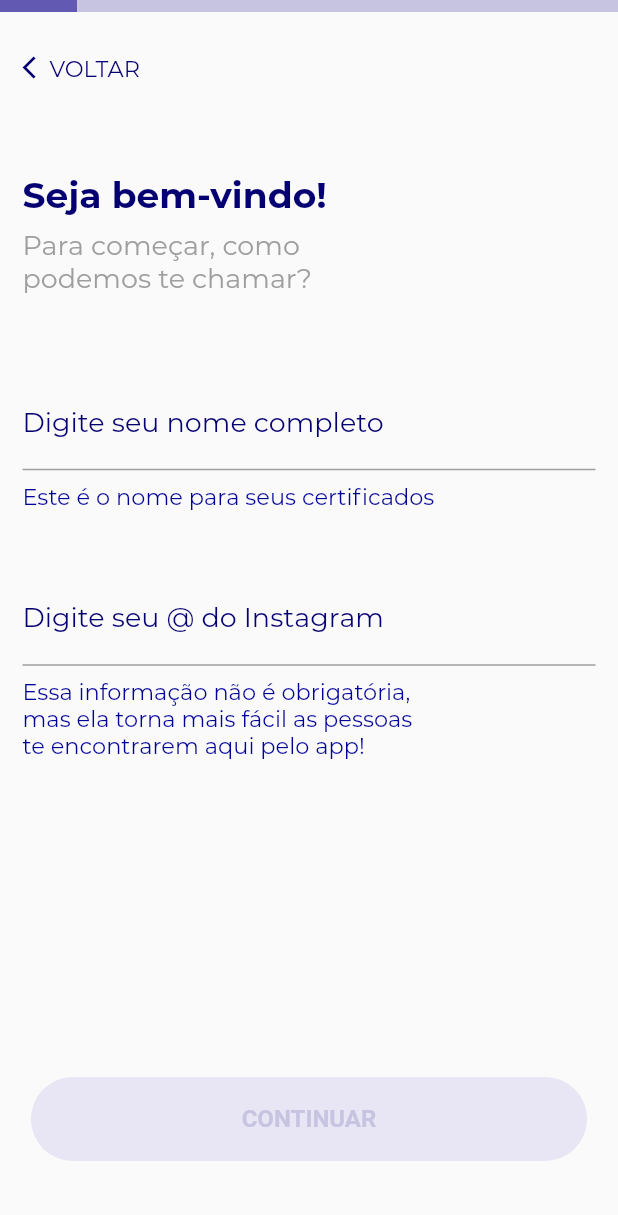
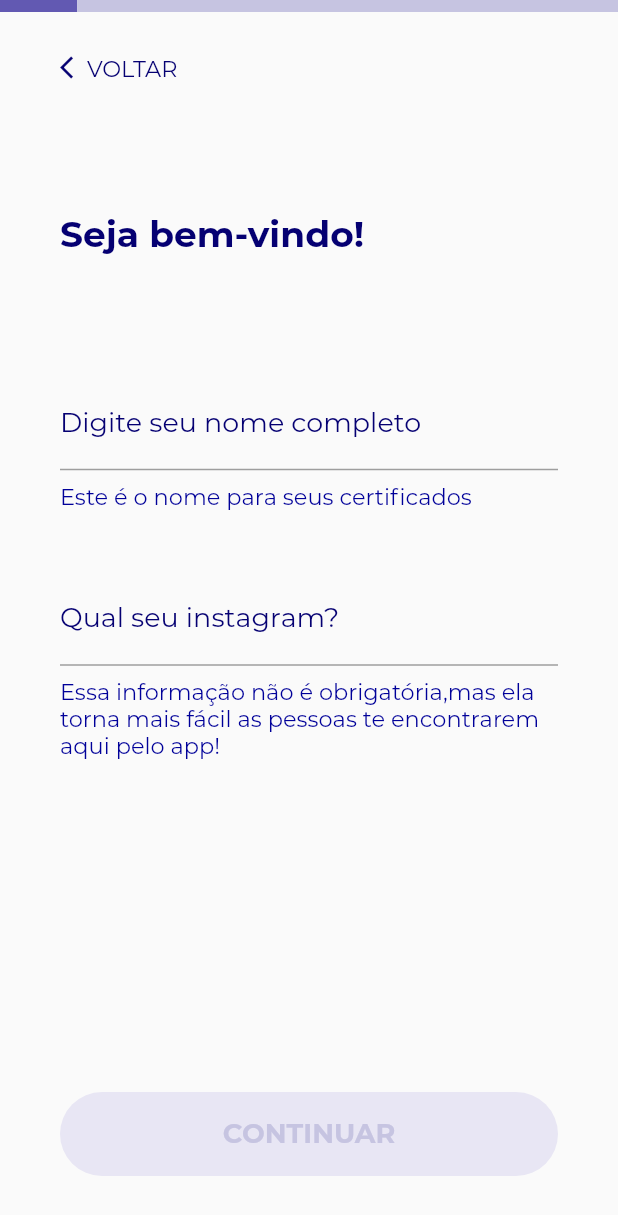
Before and after one commit to salesandrey/qualquer-projeto, a Flutter app: the screen it shows after launch, after a tap on "Criar nova conta", on a phone screen of 412 x 824 dp. Shown: the top 1215 px of the screen. Run offline on Flutter 3.47's test engine with Material 2 defaults, Android fonts, the phone set to English and light mode, and no system bars; our stand-ins replace animated_text_kit, carousel_pro, flare_flutter, flutter_mobx, flutter_modular, flutter_svg and 5 more; missing offline and left inert: swipe_stack; generated files the repository leaves out were written again.

Commit message:
Alteracoes ate a pagina 8

```diff
--- a/lib/app/modules/login/componentes/button_widget.dart
+++ b/lib/app/modules/login/componentes/button_widget.dart
@@ -29,8 +29,8 @@ class ButtonWidget extends StatelessWidget {
               child: Text(
                 title,
                 style: TextStyle(
-                    fontWeight: FontWeight.bold,
-                    fontSize: 16,
+                    fontFamily: "Montserrat Bold",
+                    fontSize: 18,
                     color: titleColor),
               ),
             ),
--- a/lib/app/modules/login/login_module.dart
+++ b/lib/app/modules/login/login_module.dart
@@ -11,7 +11,7 @@ class LoginModule extends ChildModule {
 
   @override
   List<ModularRouter> get routers => [
-        ModularRouter(Modular.initialRoute, child: (_, args) => LoginPage()),
+        ModularRouter(Modular.initialRoute, child: (_, args) => LoginPage(),transition:TransitionType.leftToRight,duration: Duration(seconds: 3)),
       ];
 
   static Inject get to => Inject<LoginModule>.of();
--- a/lib/app/modules/login/login_page.dart
+++ b/lib/app/modules/login/login_page.dart
@@ -16,6 +16,24 @@ class LoginPage extends StatefulWidget {
 class _LoginPageState extends ModularState<LoginPage, LoginController> {
   //use 'controller' variable to access controller
 
+  FocusNode emailNode;
+  FocusNode passwordNode;
+  bool show = true;
+
+  @override
+  void initState() {
+    emailNode = new FocusNode();
+    passwordNode = new FocusNode();
+    super.initState();
+  }
+
+  @override
+  void dispose() {
+    emailNode.dispose();
+    passwordNode.dispose();
+    super.dispose();
+  }
+
   @override
   Widget build(BuildContext context) {
     return Observer(builder: (context){
@@ -25,7 +43,7 @@ class _LoginPageState extends ModularState<LoginPage, LoginController> {
           backgroundColor: KPrimaryColor,
           body: SafeArea(
             child: Container(
-              padding: const EdgeInsets.symmetric(horizontal: 15, vertical: 30),
+              padding: const EdgeInsets.symmetric(horizontal: 40, vertical: 30),
               child: Column(
                 crossAxisAlignment: CrossAxisAlignment.stretch,
                 children: [
@@ -54,12 +72,17 @@ class _LoginPageState extends ModularState<LoginPage, LoginController> {
                           Container(
                             child: TextField(
                               onChanged: controller.changeEmail,
+                              focusNode: emailNode,
+                              onTap: (){
+                                emailNode.requestFocus();
+                                setState(() {});
+                              },
+                              keyboardType: TextInputType.emailAddress,
                               decoration: InputDecoration(
+                                focusColor: Color(0xFF050072),
                                 labelText: "E-mail",
                                 errorText: controller.emailValidator? controller.emailFeedback:null,
-                                labelStyle: TextStyle(fontFamily: "Montserrat Regular",
-                                  color: KBlueTextColor,
-                                ),
+                                labelStyle: TextStyle(fontFamily: "Montserrat Regular", color: emailNode.hasFocus ? Color(0xFF050072):KgreyColor,fontSize: 18,),
                                 contentPadding: const EdgeInsets.symmetric(horizontal: 5),
                                 enabledBorder: UnderlineInputBorder(
                                   borderSide: BorderSide(
@@ -77,13 +100,34 @@ class _LoginPageState extends ModularState<LoginPage, LoginController> {
                           Container(
                             child: TextField(
                               onChanged: controller.changePassword,
+
+                              focusNode: passwordNode,
+                              onTap: (){
+                                  passwordNode.requestFocus();
+                                  setState(() {});
+                              },
+                              buildCounter: (BuildContext context,{int currentLength, int maxLength, bool isFocused }){
+                                if(passwordNode.hasFocus)
+                                  return Text("Esqueceu?",style: TextStyle(fontFamily: "Montserrat Bold",fontSize: 15,color:Color(0xFF6259B2)));
+                                else
+                                  return null;
+                              },
+                              obscureText: show,
                               decoration: InputDecoration(
+                                focusColor: Color(0xFF050072),
                                 labelText: "Senha",
-                                errorText: controller.passwordValidator? controller.passwordFeedback:null,
-                                labelStyle: TextStyle(
-                                  fontFamily: "Montserrat Regular",
-                                  color: KBlueTextColor,
-                                ),
+                                suffixIcon:
+                                passwordNode.hasFocus?
+                                IconButton(onPressed: (){show = !show; setState(() {});},
+                                  icon: Image(
+                                    image: show ? AssetImage("assets/images/eye_login.png") : AssetImage("assets/images/eye_open_login.png"),
+                                    height: 23,
+                                    width: 23,
+                                    color: controller.passwordValidator? Colors.redAccent:Colors.black),):null,
+                                errorText: controller.passwordValidator? "Senha Incorreta : (":null,
+                                errorStyle: TextStyle(fontSize: 15,fontFamily: "Montserrat Regular"),
+                                hintStyle: TextStyle(fontSize: 18,fontFamily: "Montserrat Regular",color: KBlueTextColor,),
+                                labelStyle: TextStyle(fontFamily: "Montserrat Regular",color: passwordNode.hasFocus?controller.passwordValidator?Colors.redAccent:Color(0xFF050072):KgreyColor,fontSize: 18),
                                 contentPadding: const EdgeInsets.symmetric(horizontal: 5),
                                 enabledBorder: UnderlineInputBorder(
                                   borderSide: BorderSide(
@@ -129,7 +173,7 @@ class _LoginPageState extends ModularState<LoginPage, LoginController> {
                                 "Criar nova conta",
                                 style: TextStyle(
                                   fontSize: 18,
-                                  fontWeight: FontWeight.bold,
+                                  fontFamily: "Montserrat Bold",
                                   color: KBlueTextColor,
                                 ),
                                 textAlign: TextAlign.center,
--- a/lib/app/modules/register/components/button_confirm_widget.dart
+++ b/lib/app/modules/register/components/button_confirm_widget.dart
@@ -1,7 +1,8 @@
 import 'package:flutter/material.dart';
 
-class ButtonConfirmWidget extends StatefulWidget {
 
+
+class ButtonConfirmWidget  extends StatelessWidget {
   final Color color;
   final double elevation;
   final Color highLightColor;
@@ -9,22 +10,7 @@ class ButtonConfirmWidget extends StatefulWidget {
   final Color textColor;
   final Function navigation;
 
-  const ButtonConfirmWidget({Key key, this.color, this.elevation, this.highLightColor, this.text, this.textColor, this.navigation}) : super(key: key);
-
-  @override
-  _ButtonConfirmWidgetState createState() => _ButtonConfirmWidgetState(color: color,elevation: elevation,highLightColor: highLightColor,text: text,textColor: textColor,navigation: navigation);
-}
-
-class _ButtonConfirmWidgetState extends State<ButtonConfirmWidget> {
-
-  final Color color;
-  final double elevation;
-  final Color highLightColor;
-  final String text;
-  final Color textColor;
-  final Function navigation;
-
-  _ButtonConfirmWidgetState({this.navigation,this.color, this.elevation, this.highLightColor, this.text, this.textColor});
+  ButtonConfirmWidget({this.navigation,this.color, this.elevation, this.highLightColor, this.text, this.textColor});
 
   @override
   Widget build(BuildContext context) {
@@ -41,8 +27,8 @@ class _ButtonConfirmWidgetState extends State<ButtonConfirmWidget> {
                   shape: StadiumBorder(),
                   highlightColor: highLightColor,
                   child: FittedBox(child: Text(text, style: TextStyle(
-                    fontWeight: FontWeight.bold,
-                    fontSize: 16,
+                      fontFamily: "Montserrat Bold",
+                      fontSize: 18,
                       color: textColor),
                   ))))]);
   }
--- a/lib/app/modules/register/components/text_input_widget.dart
+++ b/lib/app/modules/register/components/text_input_widget.dart
@@ -13,8 +13,9 @@ class TextInputWidget extends StatelessWidget {
   final Function changeText;
   final bool validator;
   final String errorText;
+  final FocusNode focusNode;
 
-  const TextInputWidget({Key key, this.labelText, this.hintText, this.helpText, this.changeText, this.validator, this.errorText}) : super(key: key);
+  const TextInputWidget({Key key, this.labelText, this.hintText, this.helpText, this.changeText, this.validator, this.errorText, this.focusNode}) : super(key: key);
 
 
   @override
@@ -24,14 +25,16 @@ class TextInputWidget extends StatelessWidget {
         style: TextStyle(color: KBlackLightTextColor,fontFamily: "Montserrat Bold"),
         textAlignVertical: TextAlignVertical.center,
         onChanged: changeText,
+        focusNode: focusNode,
         decoration: InputDecoration(
+          helperMaxLines: 3,
           helperText: helpText,
           helperStyle: TextStyle(fontSize: 15,color: Color(0xFF000099),fontFamily: "Montserrat Regular"),
           labelText: labelText,
           hintText: hintText,
-          errorText: validator ?errorText:null,
+          errorText: validator ? errorText:null,
           hintStyle: TextStyle(color: KBlackLightTextColor,fontFamily: "Montserrat Bold"),
-          labelStyle: TextStyle(color: Kdeep_perpleColor,fontFamily: "Montserrat Regular",fontSize: 18),
+          labelStyle: TextStyle(color: Kdeep_perpleColor,fontFamily: "Montserrat Regular",fontSize: 18,),
           enabledBorder: UnderlineInputBorder(
             borderSide: BorderSide(
               color: KGreyColor)),
--- a/lib/app/modules/register/register_controller.dart
+++ b/lib/app/modules/register/register_controller.dart
@@ -55,6 +55,7 @@ abstract class _RegisterControllerBase with Store {
   @action
   void changeUsername(String value){
     username = value;
+    print(username.length);
   }
 
   @action
--- a/lib/app/modules/register/register_page.dart
+++ b/lib/app/modules/register/register_page.dart
@@ -1,4 +1,3 @@
-import 'package:PadrinhoMED/app/modules/login/componentes/button_widget.dart';
 import 'package:PadrinhoMED/app/modules/register/components/button_confirm_widget.dart';
 import 'package:PadrinhoMED/app/modules/register/components/text_input_widget.dart';
 import 'package:PadrinhoMED/app/modules/register/viewmodel/register_validate_viewmodel.dart';
@@ -15,6 +14,24 @@ class RegisterPage extends StatefulWidget {
 }
 
 class _RegisterPageState extends State<RegisterPage> {
+
+
+  FocusNode username;
+  FocusNode instagram;
+
+  @override
+  void initState() {
+    username = FocusNode();
+    instagram = FocusNode();
+    super.initState();
+  }
+
+  @override
+  void dispose() {
+    username.dispose();
+    instagram.dispose();
+    super.dispose();
+  }
 
   @override
   Widget build(BuildContext context) {
@@ -54,7 +71,7 @@ class _RegisterPageState extends State<RegisterPage> {
                 Expanded(
                   flex: 1,
                   child: Container(
-                    padding: const EdgeInsets.symmetric(horizontal: 15),
+                    padding: const EdgeInsets.symmetric(horizontal: 40),
                     child: InkWell(
                       onTap: () {
                         Modular.to.pop();
@@ -80,7 +97,7 @@ class _RegisterPageState extends State<RegisterPage> {
                 Expanded(
                   flex: 2,
                   child: Container(
-                    padding: const EdgeInsets.symmetric(horizontal: 15),
+                    padding: const EdgeInsets.symmetric(horizontal: 40),
                     child: Column(
                       crossAxisAlignment: CrossAxisAlignment.start,
                       mainAxisAlignment: MainAxisAlignment.center,
@@ -92,13 +109,6 @@ class _RegisterPageState extends State<RegisterPage> {
                               fontSize: 24,
                               color: KBlueTextColor),
                         ),
-                        SizedBox(
-                          height: 8,
-                        ),
-                        Text(
-                          "Para começar, como \npodemos te chamar?",
-                          style: TextStyle(fontSize: 18, color: KGreyColor,fontFamily: "Montserrat Regular"),
-                        ),
                       ],
                     ),
                   ),
@@ -106,12 +116,12 @@ class _RegisterPageState extends State<RegisterPage> {
                 Expanded(
                   flex: 4,
                   child: Container(
-                    padding: const EdgeInsets.symmetric(horizontal: 15),
+                    padding: const EdgeInsets.symmetric(horizontal: 40),
                     child: Column(
                       mainAxisAlignment: MainAxisAlignment.spaceAround,
                       children: [
                         TextInputWidget(errorText: controller.usernameFeedback,validator: controller.usernameValidator,changeText: controller.changeUsername,labelText: "Digite seu nome completo",helpText: "Este é o nome para seus certificados",),
-                        TextInputWidget(validator: false,changeText: controller.changeInstagram,labelText: "Digite seu @ do Instagram",helpText: "Essa informação não é obrigatória,\nmas ela torna mais fácil as pessoas\nte encontrarem aqui pelo app!",)
+                        TextInputWidget(validator: false,changeText: controller.changeInstagram,labelText: "Qual seu instagram?",helpText: "Essa informação não é obrigatória,mas ela torna mais fácil as pessoas te encontrarem aqui pelo app!",)
                       ],
                     ),
                   ),
@@ -120,7 +130,7 @@ class _RegisterPageState extends State<RegisterPage> {
                   flex: 4,
                   child: Container(
                     padding:
-                    const EdgeInsets.only(left: 15, right: 15, bottom: 50),
+                    const EdgeInsets.only(left: 40, right: 40, bottom: 40),
                     child: Column(
                       mainAxisAlignment: MainAxisAlignment.end,
                       children: [
@@ -133,8 +143,8 @@ class _RegisterPageState extends State<RegisterPage> {
                               setState(() {});
                             },
                             text: "CONTINUAR",
-                            color:KButtonLightColor,
-                            textColor: KButtonLightTextColor,
+                            color: controller.username=="" || controller.username.length < 2?KButtonLightColor: Color(0xFF6259B2),
+                            textColor: controller.username=="" || controller.username.length < 2? KButtonLightTextColor: Colors.white,
                             highLightColor: KBlueTextColor,
                             elevation: 0.00)
                       ],
--- a/lib/app/styles/constants.dart
+++ b/lib/app/styles/constants.dart
@@ -1,7 +1,7 @@
 import 'package:flutter/material.dart';
 
 
-const Color kGrey=Color(0xff707070);
+const Color kGrey=Color(0xff666666);
 const Color kCheck=Color(0xff050072);
 
 const Color kpink=Color(0xffED7AA0);
--- a/pubspec.yaml
+++ b/pubspec.yaml
@@ -51,6 +51,7 @@ dependencies:
   pin_code_text_field: ^1.7.1
   change_app_package_name: ^0.1.2
   video_player: ^1.0.0
+  mask_text_input_formatter: ^1.1.0
   carousel_pro: ^1.0.0
   flutter_custom_clippers: ^1.1.2
   bubble_tab_indicator: ^0.1.4
```
Also changed, not shown: lib/app/app_module.dart (+2 -7 lines), lib/app/modules/loading/loading_page.dart (+7 -7 lines), assets/images/eye_login.png (added), assets/images/eye_open_login.png (added), pubspec.lock, 3 other files. Lines whose indentation alone changed are shown as unchanged.
